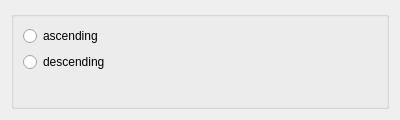
Qt form src/Interface/Modules/ParticleInCell/HelloWorldDialog.ui (SCIInstitute/SCIRun) before a commit.
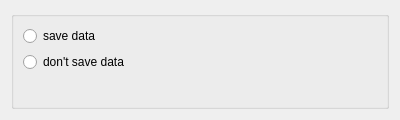
The same form after that commit.

Diff of the .ui file:
```diff
--- a/src/Interface/Modules/ParticleInCell/HelloWorldDialog.ui
+++ b/src/Interface/Modules/ParticleInCell/HelloWorldDialog.ui
@@ -38,14 +38,14 @@
       <item row="3" column="0">
        <widget class="QRadioButton" name="descendButton_">
         <property name="text">
-         <string>descending</string>
+         <string>don't save data</string>
         </property>
        </widget>
       </item>
       <item row="2" column="0">
        <widget class="QRadioButton" name="ascendButton_">
         <property name="text">
-         <string>ascending</string>
+         <string>save data</string>
         </property>
        </widget>
       </item>
```
Left out of the diff: 4 changed lines with no effect on the pictures.
